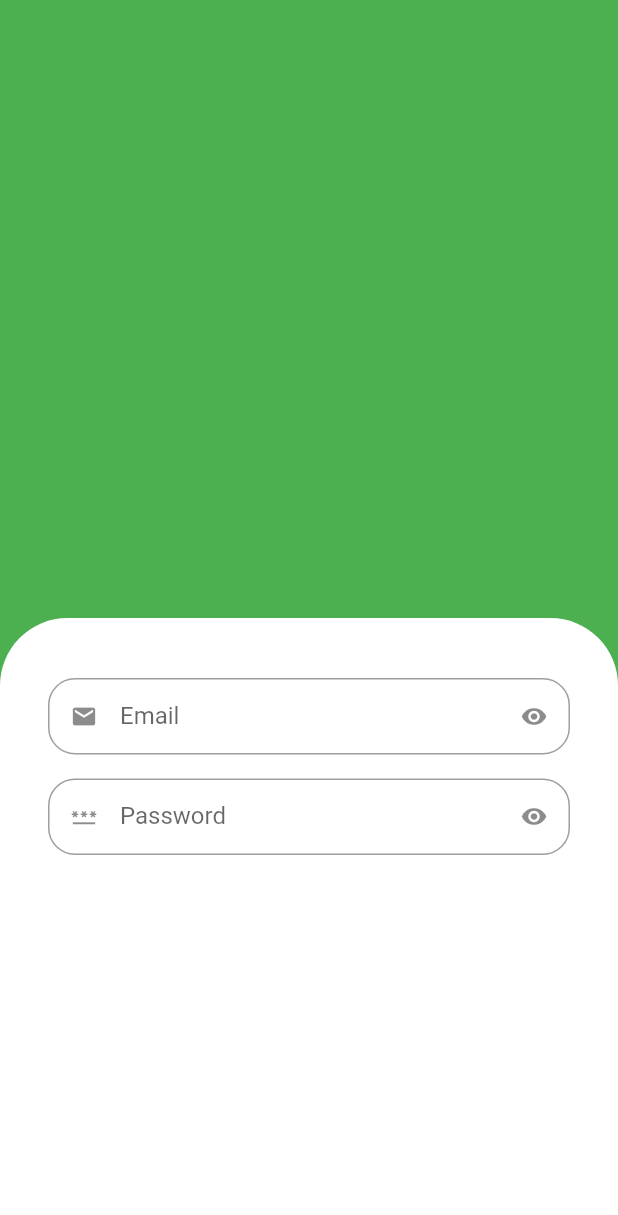
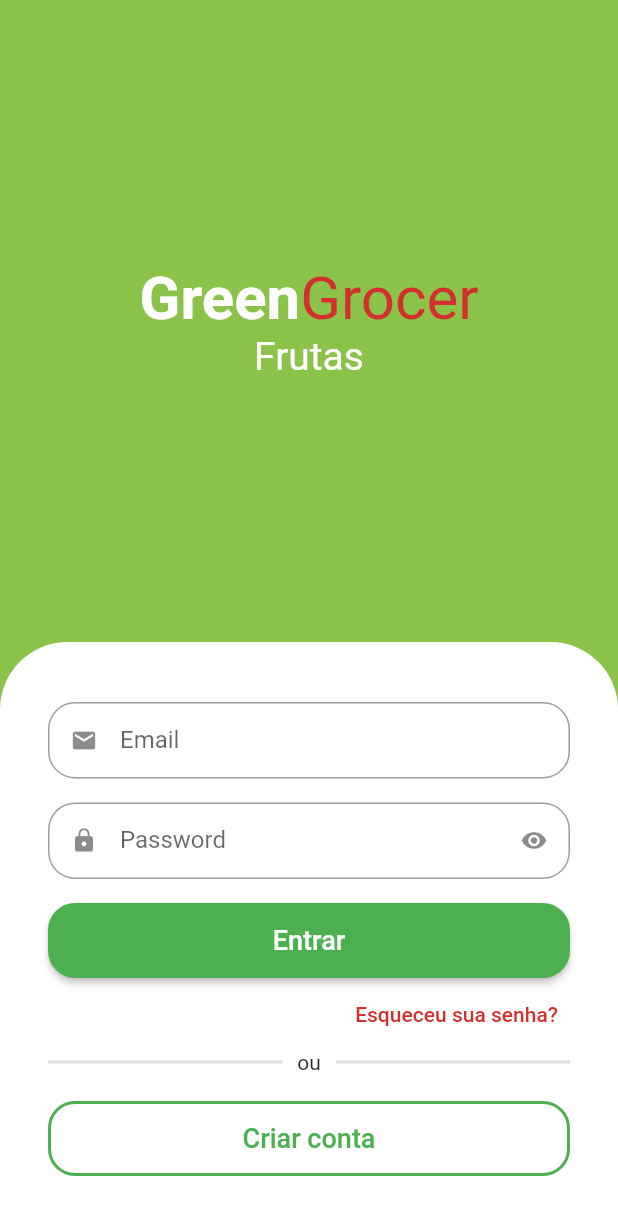
Before and after one commit to leonarclo/green-grocer, a Flutter app: the screen it shows after launch, on a phone screen of 412 x 824 dp. Shown: the top 1215 px of the screen. Run offline on Flutter 3.47's test engine with Material 2 defaults, Android fonts, the phone set to English and light mode, and no system bars; drawn by our look-alikes of animated_text_kit.

Commit message:
add: signin screen layout

```diff
--- a/lib/src/auth/components/custom_text_field.dart
+++ b/lib/src/auth/components/custom_text_field.dart
@@ -1,16 +1,31 @@
 import 'package:flutter/material.dart';
 
-class CustomTextField extends StatelessWidget {
+class CustomTextField extends StatefulWidget {
   final IconData icon;
   final String label;
-  final bool isObscure;
+  final bool isSecret;
 
   const CustomTextField({
     super.key,
     required this.icon,
     required this.label,
-    this.isObscure = false,
+    this.isSecret = false,
   });
+
+  @override
+  State<CustomTextField> createState() => _CustomTextFieldState();
+}
+
+class _CustomTextFieldState extends State<CustomTextField> {
+
+  bool isObscure = true;
+
+  @override
+  void initState() {
+    super.initState();
+
+    isObscure = widget.isSecret;
+  }
 
   @override
   Widget build(BuildContext context) {
@@ -19,12 +34,18 @@
       child: TextFormField(
         obscureText: isObscure,
         decoration: InputDecoration(
-          prefixIcon: Icon(icon),
-          suffixIcon: const IconButton(
-            onPressed: () {},
-            icon: const Icon(Icons.visibility),
-          ),
-          labelText: label,
+          prefixIcon: Icon(widget.icon),
+          suffixIcon: widget.isSecret
+              ? IconButton(
+                  onPressed: () {
+                    setState(() {
+                      isObscure = !isObscure;
+                    });
+                  },
+                  icon: Icon(isObscure ? Icons.visibility : Icons.visibility_off),
+                )
+              : null,
+          labelText: widget.label,
           isDense: true,
           border: OutlineInputBorder(
             borderRadius: BorderRadius.circular(18),
--- a/lib/src/auth/sing_in_screen.dart
+++ b/lib/src/auth/sing_in_screen.dart
@@ -1,5 +1,7 @@
+import 'package:animated_text_kit/animated_text_kit.dart';
 import 'package:flutter/material.dart';
 
+import '../config/custom_colors.dart';
 import 'components/custom_text_field.dart';
 
 class SignInScreen extends StatelessWidget {
@@ -7,16 +9,58 @@
 
   @override
   Widget build(BuildContext context) {
+
+    final size = MediaQuery.of(context).size;
+
     return Scaffold(
-      backgroundColor: Colors.green,
-      body: Column(children: [
+      backgroundColor: CustomColors.customSwatchColor,
+      body: SingleChildScrollView(
+        child: SizedBox(
+          height: size.height,
+          width: size.width,
+          child: Column(children: [
             Expanded(
-          child: Container(
-            color: Colors.green,
+                child: Column(
+              mainAxisAlignment: MainAxisAlignment.center,
+              children: [
+                // Nome do APP
+                Text.rich(
+                  TextSpan(
+                    style: const TextStyle(fontSize: 40),
+                    children: [
+                      const TextSpan(
+                        text: "Green",
+                        style: TextStyle(
+                            fontWeight: FontWeight.bold,
+                            color: Colors.white),
+                      ),
+                      TextSpan(
+                        text: "Grocer",
+                        style: TextStyle(color: CustomColors.customContrastColor),
+                      ),
+                    ],
                   ),
                 ),
-        Expanded(
-          child: Container(
+                // Categorias
+                SizedBox(
+                  height: 30,
+                  child: DefaultTextStyle(
+                    style: const TextStyle(fontSize: 26),
+                    child: AnimatedTextKit(
+                      repeatForever: true,
+                      pause: Duration.zero,
+                      animatedTexts: [
+                        FadeAnimatedText("Frutas"),
+                        FadeAnimatedText("Verduras"),
+                        FadeAnimatedText("Legumes"),
+                        FadeAnimatedText("Laticíneos"),
+                      ],
+                    ),
+                  ),
+                ),
+              ],
+            )),
+            Container(
               padding: const EdgeInsets.symmetric(horizontal: 32, vertical: 40),
               decoration: const BoxDecoration(
                 color: Colors.white,
@@ -24,20 +68,77 @@
                   top: Radius.circular(45),
                 ),
               ),
-            child: const Column(children: [
-              CustomTextField(
+              child:
+                  Column(crossAxisAlignment: CrossAxisAlignment.stretch, children: [
+                const CustomTextField(
                   icon: Icons.email,
                   label: "Email",
                 ),
-              CustomTextField(
-                icon: Icons.password,
+                const CustomTextField(
+                  icon: Icons.lock,
                   label: "Password",
-                isObscure: true,
+                  isSecret: true,
+                ),
+                SizedBox(
+                  height: 50,
+                  child: ElevatedButton(
+                    style: ElevatedButton.styleFrom(
+                        shape: RoundedRectangleBorder(
+                            borderRadius: BorderRadius.circular(18))),
+                    onPressed: () {},
+                    child: const Text('Entrar', style: TextStyle(fontSize: 18)),
+                  ),
+                ),
+                Align(
+                  alignment: Alignment.centerRight,
+                  child: TextButton(
+                    onPressed: () {},
+                    child: Text(
+                      "Esqueceu sua senha?",
+                      style: TextStyle(color: CustomColors.customContrastColor),
+                    ),
+                  ),
+                ),
+                Padding(
+                  padding: const EdgeInsets.only(bottom: 18),
+                  child: Row(
+                    children: [
+                      Expanded(
+                        child:
+                            Divider(color: Colors.grey.withAlpha(90), thickness: 2),
+                      ),
+                      const Padding(
+                        padding: EdgeInsets.symmetric(horizontal: 10),
+                        child: Text("ou"),
+                      ),
+                      Expanded(
+                        child:
+                            Divider(color: Colors.grey.withAlpha(90), thickness: 2),
+                      ),
+                    ],
+                  ),
+                ),
+                SizedBox(
+                  height: 50,
+                  child: OutlinedButton(
+                    style: OutlinedButton.styleFrom(
+                      shape: RoundedRectangleBorder(
+                        borderRadius: BorderRadius.circular(18),
+                      ),
+                      side: const BorderSide(width: 2, color: Colors.green),
+                    ),
+                    onPressed: () {},
+                    child: const Text(
+                      "Criar conta",
+                      style: TextStyle(fontSize: 18),
+                    ),
+                  ),
                 ),
               ]),
-          ),
             )
           ]),
+        ),
+      ),
     );
   }
 }
--- /dev/null
+++ b/lib/src/config/custom_colors.dart
@@ -0,0 +1,21 @@
+import 'dart:ui';
+import 'package:flutter/material.dart';
+
+Map<int, Color> _swatchOpacity = {
+  50 : const Color.fromRGBO(139, 195, 74, 0.1),
+  100 : const Color.fromRGBO(139, 195, 74, 0.2),
+  200 : const Color.fromRGBO(139, 195, 74, 0.3),
+  300 : const Color.fromRGBO(139, 195, 74, 0.4),
+  400 : const Color.fromRGBO(139, 195, 74, 0.5),
+  500 : const Color.fromRGBO(139, 195, 74, 0.6),
+  600 : const Color.fromRGBO(139, 195, 74, 0.7),
+  700 : const Color.fromRGBO(139, 195, 74, 0.8),
+  800 : const Color.fromRGBO(139, 195, 74, 0.9),
+  900 : const Color.fromRGBO(139, 195, 74, 1),
+};
+
+abstract class CustomColors {
+
+  static Color customContrastColor = Colors.red.shade700;
+  static MaterialColor customSwatchColor = MaterialColor(0xFF8BC34A, _swatchOpacity);
+}
--- a/pubspec.yaml
+++ b/pubspec.yaml
@@ -35,6 +35,7 @@
   # The following adds the Cupertino Icons font to your application.
   # Use with the CupertinoIcons class for iOS style icons.
   cupertino_icons: ^1.0.2
+  animated_text_kit: ^4.2.2
 
 dev_dependencies:
   flutter_test:
```
Also changed, not shown: pubspec.lock. Lines whose indentation alone changed are shown as unchanged.
